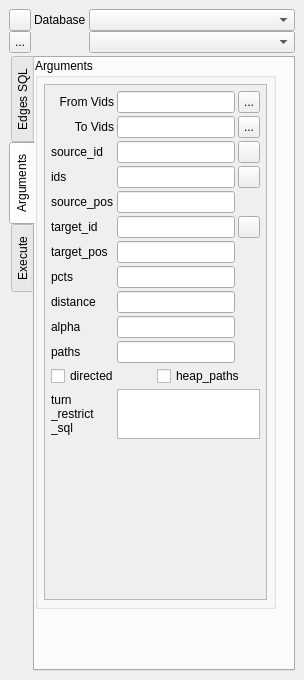
Above: ui_pgRoutingLayer.ui from pgRouting/pgRoutingLayer before the change. Below: the same form after it.
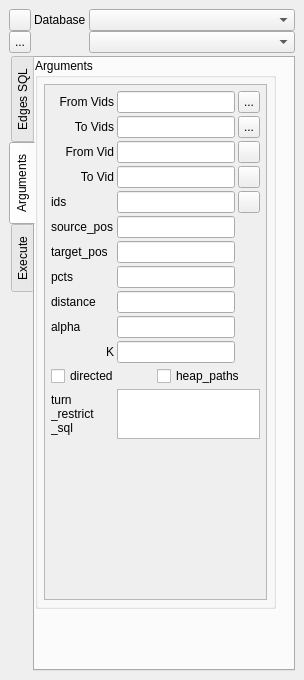
That is the form after the change. Icons and pictures are not drawn.

Commit message: adding pgr_KSP to gui

What changed in the file:
```diff
--- a/ui_pgRoutingLayer.ui
+++ b/ui_pgRoutingLayer.ui
@@ -684,39 +684,16 @@
                   <property name="spacing">
                    <number>3</number>
                   </property>
-                  <item row="1" column="2">
-                   <widget class="QToolButton" name="buttonSelectTargetIds">
-                    <property name="sizePolicy">
-                     <sizepolicy hsizetype="Preferred" vsizetype="Preferred">
-                      <horstretch>0</horstretch>
-                      <verstretch>0</verstretch>
-                     </sizepolicy>
-                    </property>
-                    <property name="maximumSize">
-                     <size>
-                      <width>22</width>
-                      <height>22</height>
-                     </size>
-                    </property>
-                    <property name="text">
-                     <string>...</string>
-                    </property>
-                    <property name="icon">
-                     <iconset>
-                      <normaloff>icons/add.png</normaloff>icons/add.png</iconset>
-                    </property>
-                    <property name="checkable">
-                     <bool>true</bool>
-                    </property>
-                   </widget>
-                  </item>
-                  <item row="3" column="0">
-                   <widget class="QLabel" name="labelIds">
+                  <item row="2" column="0">
+                   <widget class="QLabel" name="labelSourceId">
                     <property name="locale">
                      <locale language="English" country="UnitedStates"/>
                     </property>
                     <property name="text">
-                     <string>ids</string>
+                     <string>From Vid</string>
+                    </property>
+                    <property name="alignment">
+                     <set>Qt::AlignRight|Qt::AlignTrailing|Qt::AlignVCenter</set>
                     </property>
                    </widget>
                   </item>
@@ -730,33 +707,42 @@
                   <item row="10" column="0">
                    <widget class="QLabel" name="labelPaths">
                     <property name="text">
-                     <string>paths</string>
+                     <string>K</string>
+                    </property>
+                    <property name="alignment">
+                     <set>Qt::AlignRight|Qt::AlignTrailing|Qt::AlignVCenter</set>
+                    </property>
+                   </widget>
+                  </item>
+                  <item row="1" column="2">
+                   <widget class="QToolButton" name="buttonSelectTargetIds">
+                    <property name="sizePolicy">
+                     <sizepolicy hsizetype="Preferred" vsizetype="Preferred">
+                      <horstretch>0</horstretch>
+                      <verstretch>0</verstretch>
+                     </sizepolicy>
+                    </property>
+                    <property name="maximumSize">
+                     <size>
+                      <width>22</width>
+                      <height>22</height>
+                     </size>
+                    </property>
+                    <property name="text">
+                     <string>...</string>
+                    </property>
+                    <property name="icon">
+                     <iconset>
+                      <normaloff>icons/add.png</normaloff>icons/add.png</iconset>
+                    </property>
+                    <property name="checkable">
+                     <bool>true</bool>
                     </property>
                    </widget>
                   </item>
                   <item row="10" column="1">
                    <widget class="QLineEdit" name="lineEditPaths"/>
                   </item>
-                  <item row="5" column="0">
-                   <widget class="QLabel" name="labelTargetId">
-                    <property name="locale">
-                     <locale language="English" country="UnitedStates"/>
-                    </property>
-                    <property name="text">
-                     <string>target_id</string>
-                    </property>
-                   </widget>
-                  </item>
-                  <item row="5" column="1">
-                   <widget class="QLineEdit" name="lineEditTargetId">
-                    <property name="toolTip">
-                     <string>id of the end node</string>
-                    </property>
-                    <property name="locale">
-                     <locale language="English" country="UnitedStates"/>
-                    </property>
-                   </widget>
-                  </item>
                   <item row="2" column="1">
                    <widget class="QLineEdit" name="lineEditSourceId">
                     <property name="toolTip">
@@ -806,42 +792,6 @@
                     </property>
                    </widget>
                   </item>
-                  <item row="5" column="2">
-                   <widget class="QToolButton" name="buttonSelectTargetId">
-                    <property name="sizePolicy">
-                     <sizepolicy hsizetype="Preferred" vsizetype="Preferred">
-                      <horstretch>0</horstretch>
-                      <verstretch>0</verstretch>
-                     </sizepolicy>
-                    </property>
-                    <property name="maximumSize">
-                     <size>
-                      <width>22</width>
-                      <height>22</height>
-                     </size>
-                    </property>
-                    <property name="locale">
-                     <locale language="English" country="UnitedStates"/>
-                    </property>
-                    <property name="text">
-                     <string/>
-                    </property>
-                    <property name="icon">
-                     <iconset>
-                      <normaloff>icons/add.png</normaloff>icons/add.png</iconset>
-                    </property>
-                    <property name="checkable">
-                     <bool>true</bool>
-                    </property>
-                   </widget>
-                  </item>
-                  <item row="4" column="1">
-                   <widget class="QLineEdit" name="lineEditSourcePos">
-                    <property name="locale">
-                     <locale language="English" country="UnitedStates"/>
-                    </property>
-                   </widget>
-                  </item>
                   <item row="8" column="1">
                    <widget class="QLineEdit" name="lineEditDistance">
                     <property name="maximumSize">
@@ -855,16 +805,6 @@
                     </property>
                    </widget>
                   </item>
-                  <item row="4" column="0">
-                   <widget class="QLabel" name="labelSourcePos">
-                    <property name="locale">
-                     <locale language="English" country="UnitedStates"/>
-                    </property>
-                    <property name="text">
-                     <string>source_pos</string>
-                    </property>
-                   </widget>
-                  </item>
                   <item row="12" column="0">
                    <widget class="QLabel" name="labelTurnRestrictSql">
                     <property name="locale">
@@ -961,45 +901,6 @@
                   <item row="0" column="1">
                    <widget class="QLineEdit" name="lineEditSourceIds"/>
                   </item>
-                  <item row="3" column="1">
-                   <widget class="QLineEdit" name="lineEditIds">
-                    <property name="locale">
-                     <locale language="English" country="UnitedStates"/>
-                    </property>
-                   </widget>
-                  </item>
-                  <item row="3" column="2">
-                   <widget class="QToolButton" name="buttonSelectIds">
-                    <property name="sizePolicy">
-                     <sizepolicy hsizetype="Preferred" vsizetype="Preferred">
-                      <horstretch>0</horstretch>
-                      <verstretch>0</verstretch>
-                     </sizepolicy>
-                    </property>
-                    <property name="maximumSize">
-                     <size>
-                      <width>22</width>
-                      <height>22</height>
-                     </size>
-                    </property>
-                    <property name="locale">
-                     <locale language="English" country="UnitedStates"/>
-                    </property>
-                    <property name="text">
-                     <string/>
-                    </property>
-                    <property name="icon">
-                     <iconset>
-                      <normaloff>icons/add.png</normaloff>icons/add.png</iconset>
-                    </property>
-                    <property name="checkable">
-                     <bool>true</bool>
-                    </property>
-                    <property name="toolButtonStyle">
-                     <enum>Qt::ToolButtonIconOnly</enum>
-                    </property>
-                   </widget>
-                  </item>
                   <item row="0" column="0">
                    <widget class="QLabel" name="labelSourceIds">
                     <property name="text">
@@ -1050,13 +951,121 @@
                     </property>
                    </widget>
                   </item>
-                  <item row="2" column="0">
-                   <widget class="QLabel" name="labelSourceId">
+                  <item row="3" column="1">
+                   <widget class="QLineEdit" name="lineEditTargetId">
+                    <property name="toolTip">
+                     <string>id of the end node</string>
+                    </property>
                     <property name="locale">
                      <locale language="English" country="UnitedStates"/>
                     </property>
+                   </widget>
+                  </item>
+                  <item row="3" column="2">
+                   <widget class="QToolButton" name="buttonSelectTargetId">
+                    <property name="sizePolicy">
+                     <sizepolicy hsizetype="Preferred" vsizetype="Preferred">
+                      <horstretch>0</horstretch>
+                      <verstretch>0</verstretch>
+                     </sizepolicy>
+                    </property>
+                    <property name="maximumSize">
+                     <size>
+                      <width>22</width>
+                      <height>22</height>
+                     </size>
+                    </property>
+                    <property name="locale">
+                     <locale language="English" country="UnitedStates"/>
+                    </property>
                     <property name="text">
-                     <string>source_id</string>
+                     <string/>
+                    </property>
+                    <property name="icon">
+                     <iconset>
+                      <normaloff>icons/add.png</normaloff>icons/add.png</iconset>
+                    </property>
+                    <property name="checkable">
+                     <bool>true</bool>
+                    </property>
+                   </widget>
+                  </item>
+                  <item row="3" column="0">
+                   <widget class="QLabel" name="labelTargetId">
+                    <property name="locale">
+                     <locale language="English" country="UnitedStates"/>
+                    </property>
+                    <property name="text">
+                     <string>To Vid</string>
+                    </property>
+                    <property name="alignment">
+                     <set>Qt::AlignRight|Qt::AlignTrailing|Qt::AlignVCenter</set>
+                    </property>
+                   </widget>
+                  </item>
+                  <item row="5" column="0">
+                   <widget class="QLabel" name="labelSourcePos">
+                    <property name="locale">
+                     <locale language="English" country="UnitedStates"/>
+                    </property>
+                    <property name="text">
+                     <string>source_pos</string>
+                    </property>
+                   </widget>
+                  </item>
+                  <item row="4" column="0">
+                   <widget class="QLabel" name="labelIds">
+                    <property name="locale">
+                     <locale language="English" country="UnitedStates"/>
+                    </property>
+                    <property name="text">
+                     <string>ids</string>
+                    </property>
+                   </widget>
+                  </item>
+                  <item row="4" column="2">
+                   <widget class="QToolButton" name="buttonSelectIds">
+                    <property name="sizePolicy">
+                     <sizepolicy hsizetype="Preferred" vsizetype="Preferred">
+                      <horstretch>0</horstretch>
+                      <verstretch>0</verstretch>
+                     </sizepolicy>
+                    </property>
+                    <property name="maximumSize">
+                     <size>
+                      <width>22</width>
+                      <height>22</height>
+                     </size>
+                    </property>
+                    <property name="locale">
+                     <locale language="English" country="UnitedStates"/>
+                    </property>
+                    <property name="text">
+                     <string/>
+                    </property>
+                    <property name="icon">
+                     <iconset>
+                      <normaloff>icons/add.png</normaloff>icons/add.png</iconset>
+                    </property>
+                    <property name="checkable">
+                     <bool>true</bool>
+                    </property>
+                    <property name="toolButtonStyle">
+                     <enum>Qt::ToolButtonIconOnly</enum>
+                    </property>
+                   </widget>
+                  </item>
+                  <item row="4" column="1">
+                   <widget class="QLineEdit" name="lineEditIds">
+                    <property name="locale">
+                     <locale language="English" country="UnitedStates"/>
+                    </property>
+                   </widget>
+                  </item>
+                  <item row="5" column="1">
+                   <widget class="QLineEdit" name="lineEditSourcePos">
+                    <property name="locale">
+                     <locale language="English" country="UnitedStates"/>
                     </property>
                    </widget>
                   </item>
```
The commit also changes 4 other files.
